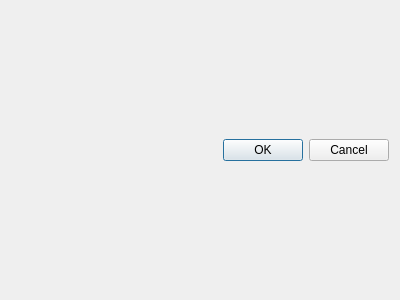
Old version of the form ui/confirm.ui in the repository CharaChorder/nexus.
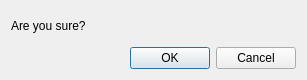
New version of the form.

Commit message: Populate banning dialogs of GUI

Diff of the .ui file:
```diff
--- a/ui/confirm.ui
+++ b/ui/confirm.ui
@@ -6,14 +6,21 @@
    <rect>
     <x>0</x>
     <y>0</y>
-    <width>400</width>
-    <height>300</height>
+    <width>307</width>
+    <height>80</height>
    </rect>
   </property>
   <property name="windowTitle">
    <string>Ban word</string>
   </property>
   <layout class="QVBoxLayout" name="verticalLayout">
+   <item>
+    <widget class="QLabel" name="confirmText">
+     <property name="text">
+      <string>Are you sure?</string>
+     </property>
+    </widget>
+   </item>
    <item>
     <widget class="QDialogButtonBox" name="buttonBox">
      <property name="orientation">
```
Left out of the diff: 8 changed lines with no effect on the pictures. The commit also changes 6 other files.
